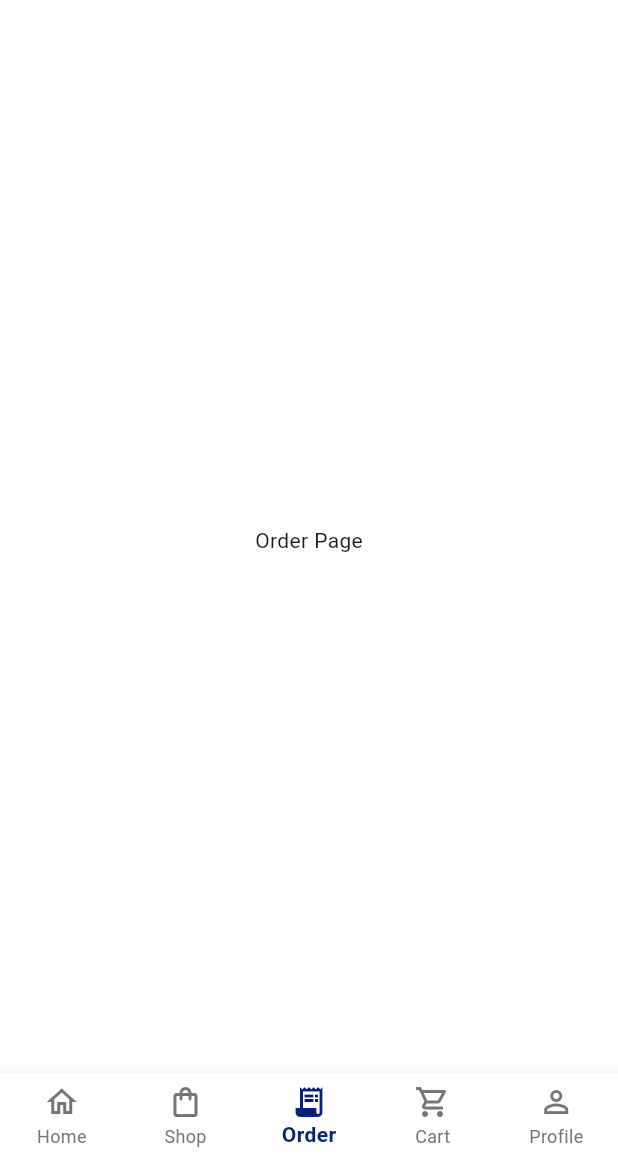
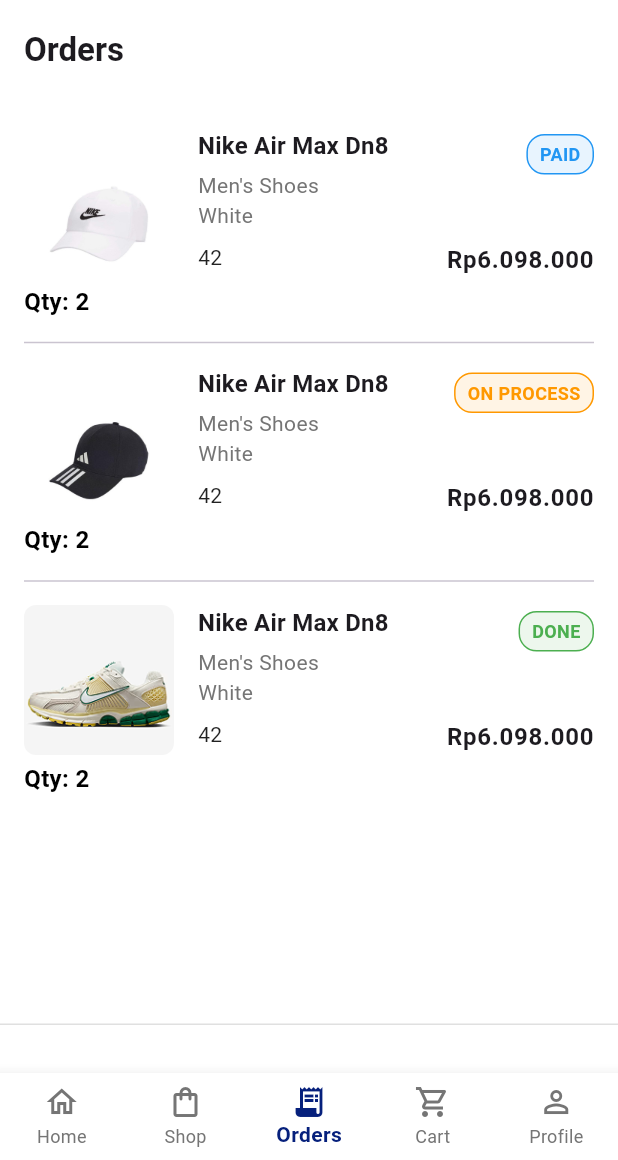
Before and after one commit to najmiiqbalhanif/App-AthleteZone, a Flutter app: the MainLayout screen opened directly, item 3 of the bottom bar chosen, on a phone screen of 412 x 824 dp, the part 76-1236 px from its top. Run offline on Flutter 3.47's test engine with Material 3 defaults, Android fonts, the phone set to English and light mode, and no system bars.

Commit message:
Orders Page

```diff
--- a/lib/presentation/mainLayout.dart
+++ b/lib/presentation/mainLayout.dart
@@ -58,7 +58,7 @@ class _MainLayoutState extends State<MainLayout> {
           BottomNavigationBarItem(
             icon: Icon(Icons.receipt_long_outlined),
             activeIcon: Icon(Icons.receipt_long),
-            label: 'Order',
+            label: 'Orders',
           ),
           BottomNavigationBarItem(
             icon: Icon(Icons.shopping_cart_outlined),
--- a/lib/presentation/pages/ordersPage.dart
+++ b/lib/presentation/pages/ordersPage.dart
@@ -1,13 +1,168 @@
 import 'package:flutter/material.dart';
 
-class OrdersPage extends StatelessWidget {
+class OrdersPage extends StatefulWidget {
   const OrdersPage({super.key});
 
   @override
+  State<OrdersPage> createState() => _OrdersPageState();
+}
+
+class _OrdersPageState extends State<OrdersPage> {
+  @override
   Widget build(BuildContext context) {
-    return const Scaffold(
+    return Scaffold(
       backgroundColor: Colors.white,
-      body: Center(child: Text('Order Page')),
+      appBar: AppBar(
+        backgroundColor: Colors.white,
+        title: Text(
+          'Orders',
+          style: TextStyle(
+              fontWeight: FontWeight.bold
+          ),
+        ),
+      ),
+      body: Column(
+        children: [
+          // Daftar Produk
+          Expanded(
+            child: ListView(
+              padding: const EdgeInsets.all(16),
+              children: [
+                _buildOrdersItem(context, 'assets/images/caps_nike.png', status: 'paid'),
+                const Divider(),
+                _buildOrdersItem(context, 'assets/images/caps_adidas.png', status: 'on process'),
+                const Divider(),
+                _buildOrdersItem(context, 'assets/images/shoes1.png', status: 'done'),
+              ],
+            ),
+          ),
+
+          // Total dan Checkout
+          Container(
+            padding: const EdgeInsets.all(16),
+            decoration: BoxDecoration(
+              border: Border(top: BorderSide(color: Colors.grey.shade300)),
+              color: Colors.white,
+            ),
+          )
+        ],
+      ),
+    );
+  }
+
+  Widget _buildOrdersItem(BuildContext context, String imagePath,
+      {String status = 'paid'}) {
+    // Tentukan warna berdasarkan status
+    Color statusColor;
+    switch (status) {
+      case 'on process':
+        statusColor = Colors.orange;
+        break;
+      case 'done':
+        statusColor = Colors.green;
+        break;
+      case 'paid':
+      default:
+        statusColor = Colors.blue;
+    }
+
+    return Padding(
+      padding: const EdgeInsets.symmetric(vertical: 8.0),
+      child: Row(
+        crossAxisAlignment: CrossAxisAlignment.start,
+        children: [
+          // --- Gambar & Qty ---
+          Column(
+            crossAxisAlignment: CrossAxisAlignment.start,
+            children: [
+              Container(
+                width: 100,
+                height: 100,
+                decoration: BoxDecoration(
+                  borderRadius: BorderRadius.circular(8),
+                  image: DecorationImage(
+                    image: AssetImage(imagePath),
+                    fit: BoxFit.cover,
+                  ),
+                ),
+              ),
+              const SizedBox(height: 4),
+              Text(
+                "Qty: 2",
+                style: const TextStyle(
+                    color: Colors.black, fontSize: 16, fontWeight: FontWeight.bold),
+              ),
+            ],
+          ),
+          const SizedBox(width: 16),
+
+          // Detail Produk dan Spacer
+          Expanded(
+            child: Column(
+              crossAxisAlignment: CrossAxisAlignment.start,
+              children: [
+                Text(
+                  "Nike Air Max Dn8",
+                  style: Theme.of(context).textTheme.titleMedium?.copyWith(fontWeight: FontWeight.bold),
+                ),
+                const SizedBox(height: 4),
+                Text(
+                  "Men's Shoes\nWhite",
+                  style: TextStyle(
+                    color: Colors.grey[600],
+                    fontSize: 14,
+                  ),
+                ),
+                const SizedBox(height: 8),
+                const Text(
+                  "42",
+                  style: TextStyle(
+                    color: Colors.black87,
+                    fontSize: 14,
+                  ),
+                ),
+              ],
+            ),
+          ),
+
+          // Harga & Status di kanan bawah
+          SizedBox(
+            height: 100,
+            width: 100,
+            child: Align(
+              alignment: Alignment.bottomRight,
+              child: Column(
+                mainAxisSize: MainAxisSize.min,
+                crossAxisAlignment: CrossAxisAlignment.end,
+                children: [
+                  const SizedBox(height: 4),
+                  Container(
+                    padding: const EdgeInsets.symmetric(horizontal: 8, vertical: 4),
+                    decoration: BoxDecoration(
+                      color: statusColor.withOpacity(0.1),
+                      border: Border.all(color: statusColor),
+                      borderRadius: BorderRadius.circular(12),
+                    ),
+                    child: Text(
+                      status.toUpperCase(),
+                      style: TextStyle(
+                        color: statusColor,
+                        fontSize: 12,
+                        fontWeight: FontWeight.w600,
+                      ),
+                    ),
+                  ),
+                  const Spacer(),
+                  Text(
+                    "Rp6.098.000",
+                    style: Theme.of(context).textTheme.bodyLarge?.copyWith(fontWeight: FontWeight.bold),
+                  ),
+                ],
+              ),
+            ),
+          )
+        ],
+      ),
     );
   }
 }
```
